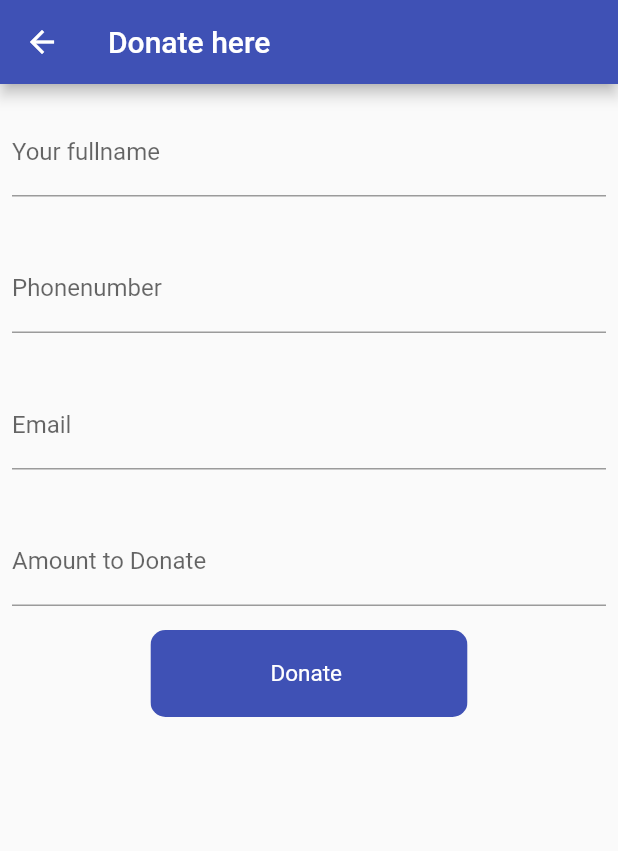
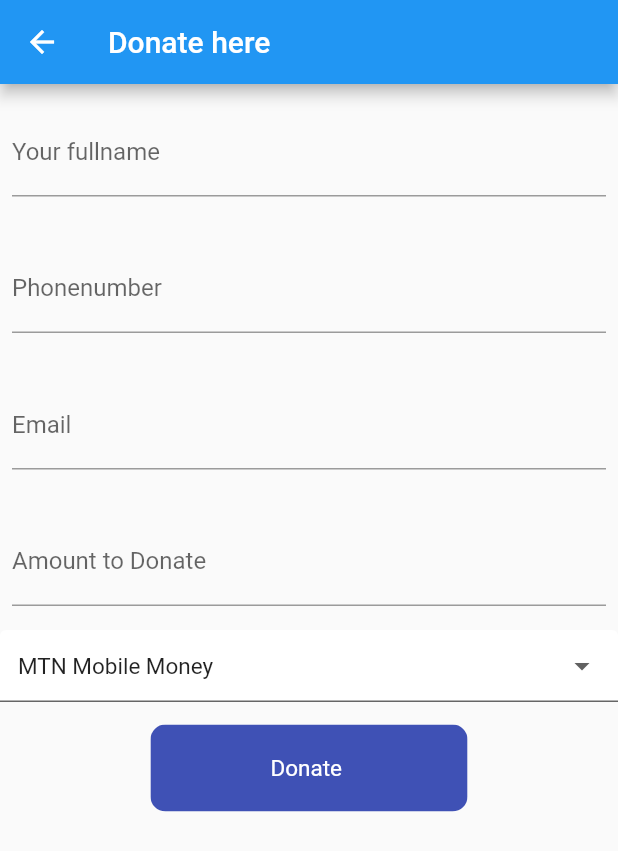
Before and after one commit to annicklinca/church, a Flutter app: the Donate screen opened directly, after a tap on "Donate for Charity", on a phone screen of 412 x 824 dp. Shown: the top 851 px of the screen. Run offline on Flutter 3.47's test engine with Material 2 defaults, Android fonts, the light colour scheme and no system bars; our stand-ins replace get, shared_preferences; accounts and stored records are empty.

Commit message:
bchurch projects

```diff
--- a/lib/api/apiCall.dart
+++ b/lib/api/apiCall.dart
@@ -3,7 +3,7 @@ import 'dart:convert';
 import 'package:http/http.dart' as http;
 
 class CallAPi {
-  final url = 'http://127.0.0.1:8000/api/';
+  final url = 'https://churchendpoint-production.up.railway.app/api/';
   postData(data, apiUrl) async {
     var fullUrl = url + apiUrl;
     var response =
--- a/lib/controllers/donate_controller.dart
+++ b/lib/controllers/donate_controller.dart
@@ -8,6 +8,7 @@ import '../api/apiCall.dart';
 class DonateController extends GetxController {
   var loading = false.obs;
   var message = ''.obs;
+  var valuePayment = 'MTN Mobile Money'.obs;
   late TextEditingController nameController,
       emailController,
       amountController,
@@ -22,6 +23,9 @@ class DonateController extends GetxController {
     phoneController = TextEditingController();
   }
 
+void changeValue(String? value) {
+  valuePayment.value=value.toString();
+}
   void donateNow() async {
     loading.value = true;
     if (emailController.text.isEmpty || phoneController.text.isEmpty) {
@@ -37,6 +41,7 @@ class DonateController extends GetxController {
         "name": nameController.text,
         "location": "Kigali",
         "phone": phoneController.text,
+        "paymentway":valuePayment.toString(),
         "amount": amountController.text
       };
 
@@ -47,7 +52,7 @@ class DonateController extends GetxController {
         loading.value = false;
          Get.snackbar(
           'Success',
-          res['response']['message'].toString(),
+          valuePayment.toString()=='MTN Mobile Money'? res['response']['message'].toString():"You have successful donated ",
           backgroundColor: const Color(0xff37C459),
         );
       } else {
--- a/lib/main.dart
+++ b/lib/main.dart
@@ -19,7 +19,7 @@ class MyApp extends StatelessWidget {
       title: 'Ochurch',
       // locale: Locale('fr','en'),
       theme: ThemeData(
-        primarySwatch: Colors.indigo,
+        primarySwatch: Colors.blue,
       ),
       debugShowCheckedModeBanner: false,
       home: Obx(() => spl.splash == true ? SplashScreen() : WelcomePage()),
--- a/lib/views/donate_view.dart
+++ b/lib/views/donate_view.dart
@@ -1,12 +1,15 @@
 import 'package:flutter/material.dart';
+import 'package:bchurch/controllers/home_controller.dart';
 import 'package:bchurch/views/donatechurch_view.dart';
 import 'package:bchurch/views/donatechange_view.dart';
+import 'package:get/get.dart';
 
 class Donate extends StatelessWidget {
   const Donate({Key? key}) : super(key: key);
 
   @override
   Widget build(BuildContext context) {
+      var homeCtr = Get.put(HomeController());
     return Scaffold(
       appBar: AppBar(
         title: Text('Ochurch'),
@@ -14,15 +17,24 @@ class Donate extends StatelessWidget {
       body:
       SafeArea(
         child: Column(
-          children: [ Expanded(
+          children: [
+              Expanded(
               flex: 1,
               child: Container(
-                  child: const Padding(padding: EdgeInsets.fromLTRB(20, 150, 20, 0),
-                    child: Text(
-                      ' " Ochurch is all open to anyone with their Donation. Fill free to give to God he will bless doubly. "',
-                      style: TextStyle(fontSize: 20, fontWeight: FontWeight.bold),
-                    ),
-                  ))),
+                  child: Padding(
+                padding: EdgeInsets.fromLTRB(20, 150, 20, 0),
+                child: Obx(() => homeCtr.lang == 'ENG'
+                    ? const Text(
+                        ' "Ochurch is all open to anyone \n with their Donation.Fill free to give \n to God he will bless you doubly" ',
+                        style: TextStyle(
+                            fontSize: 20, fontWeight: FontWeight.bold),
+                      )
+                    : const Text(
+                        ' " Ochurch yemera amaturo yose. Ituro ryose riremewe imbere y Imana kandi Utanga azakubirwa kabiri " ',
+                        style: TextStyle(
+                            fontSize: 20, fontWeight: FontWeight.bold),
+                      )),
+              ))),
             ClipRRect(
 
               borderRadius: BorderRadius.circular(100),
@@ -45,7 +57,17 @@ class Donate extends StatelessWidget {
                       primary: Colors.white,
                       textStyle: const TextStyle(fontSize: 15),
                     ),
-                    child: const Text('Donate for Charity'),
+                      child: Obx(() => homeCtr.lang == 'ENG'
+                    ? const Text(
+                        ' Donate for Charity',
+                        style: TextStyle(
+                            fontSize: 15, fontWeight: FontWeight.bold),
+                      )
+                    : const Text(
+                        ' Ituro ryo Gufasha',
+                        style: TextStyle(
+                            fontSize: 15, fontWeight: FontWeight.bold),
+                      )),
                   ),
                 ],
               ),
@@ -72,7 +94,17 @@ class Donate extends StatelessWidget {
                       primary: Colors.white,
                       textStyle: const TextStyle(fontSize: 15),
                     ),
-                    child: const Text('Donate for building'),
+                       child: Obx(() => homeCtr.lang == 'ENG'
+                    ? const Text(
+                        ' Donate for Building',
+                        style: TextStyle(
+                            fontSize: 15, fontWeight: FontWeight.bold),
+                      )
+                    : const Text(
+                        ' Ituro ry Inyubako',
+                        style: TextStyle(
+                            fontSize: 15, fontWeight: FontWeight.bold),
+                      )),
                   ),
                 ],
               ),
@@ -99,7 +131,17 @@ class Donate extends StatelessWidget {
                       primary: Colors.white,
                       textStyle: const TextStyle(fontSize: 15),
                     ),
-                    child: const Text('Send Your Tithe'),
+                       child: Obx(() => homeCtr.lang == 'ENG'
+                    ? const Text(
+                        ' Send your Tithe',
+                        style: TextStyle(
+                            fontSize: 15, fontWeight: FontWeight.bold),
+                      )
+                    : const Text(
+                        ' Icyacumi',
+                        style: TextStyle(
+                            fontSize: 15, fontWeight: FontWeight.bold),
+                      )),
                   ),
                 ],
               ),
--- a/lib/views/donatechange_view.dart
+++ b/lib/views/donatechange_view.dart
@@ -10,6 +10,7 @@ class Donatechange extends StatelessWidget {
   Widget build(BuildContext context) {
     var homectl = Get.put(HomeController());
     var donatectl = Get.put(DonateController());
+
     return Scaffold(
       appBar: AppBar(
         title: Text('Donate here'),
@@ -65,7 +66,32 @@ class Donatechange extends StatelessWidget {
                   ),
                 )),
           ),
-          ClipRRect(
+           Center(
+             child: Obx(() => DropdownButtonFormField(
+              decoration: InputDecoration(
+              border: UnderlineInputBorder(),
+              filled: true,
+              fillColor: Colors.white,
+              ),
+              value:donatectl.valuePayment.toString(),
+              dropdownColor: Colors.white,
+            items: <String>['MTN Mobile Money', 'Airtel Money', 'Credit Card'].map<DropdownMenuItem<String>>((String value) {
+                return DropdownMenuItem<String>(
+                 value: value,
+                 child: Text(
+                  value,
+                 style: TextStyle(fontSize: 15),
+      ),
+    );
+  }).toList(), onChanged: (String? value) {
+        donatectl.changeValue(value.toString());
+   },
+)),
+           ),
+
+          Padding(
+            padding: const EdgeInsets.all(15.0),
+            child: ClipRRect(
               borderRadius: BorderRadius.circular(10),
               child: Stack(
                 children: <Widget>[
@@ -92,6 +118,7 @@ class Donatechange extends StatelessWidget {
                 ],
               ),
             ),
+          ),
         ],
       )),
     );
```
Also changed, not shown: lib/views/donatechurch_view.dart (+46 -9 lines), lib/views/home_view.dart (+11 -1 lines). Lines whose indentation alone changed are shown as unchanged.
